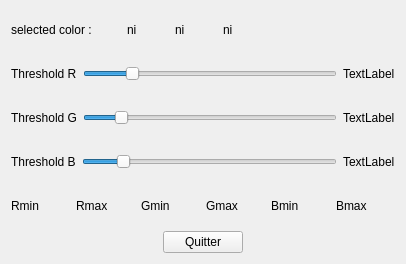
Above: mainwindow.ui from Ros1neo/IOGS_RV_TRACKING before the change. Below: the same form after it.
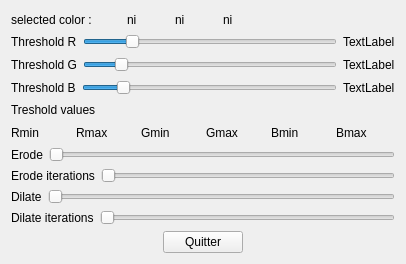
That is the form after the change.

Commit message: il ne reste plus qu'à optimiser erode et dilate ((morphology2.cpp) et enlever le mask de colortracking

```diff
--- a/mainwindow.ui
+++ b/mainwindow.ui
@@ -137,6 +137,13 @@
         </item>
        </layout>
       </item>
+      <item>
+       <widget class="QLabel" name="label_5">
+        <property name="text">
+         <string>Treshold values</string>
+        </property>
+       </widget>
+      </item>
       <item>
        <layout class="QHBoxLayout" name="horizontalLayout_7">
         <item>
@@ -183,6 +190,96 @@
         </item>
        </layout>
       </item>
+      <item>
+       <layout class="QHBoxLayout" name="horizontalLayout_9">
+        <item>
+         <widget class="QLabel" name="label_7">
+          <property name="text">
+           <string>Erode</string>
+          </property>
+         </widget>
+        </item>
+        <item>
+         <widget class="QSlider" name="erodeN">
+          <property name="minimum">
+           <number>1</number>
+          </property>
+          <property name="orientation">
+           <enum>Qt::Horizontal</enum>
+          </property>
+         </widget>
+        </item>
+       </layout>
+      </item>
+      <item>
+       <layout class="QHBoxLayout" name="horizontalLayout_8">
+        <item>
+         <widget class="QLabel" name="label_6">
+          <property name="text">
+           <string>Erode iterations</string>
+          </property>
+         </widget>
+        </item>
+        <item>
+         <widget class="QSlider" name="erodeIter">
+          <property name="minimum">
+           <number>1</number>
+          </property>
+          <property name="maximum">
+           <number>10</number>
+          </property>
+          <property name="orientation">
+           <enum>Qt::Horizontal</enum>
+          </property>
+         </widget>
+        </item>
+       </layout>
+      </item>
+      <item>
+       <layout class="QHBoxLayout" name="horizontalLayout_10">
+        <item>
+         <widget class="QLabel" name="label_8">
+          <property name="text">
+           <string>Dilate</string>
+          </property>
+         </widget>
+        </item>
+        <item>
+         <widget class="QSlider" name="dilateN">
+          <property name="minimum">
+           <number>1</number>
+          </property>
+          <property name="orientation">
+           <enum>Qt::Horizontal</enum>
+          </property>
+         </widget>
+        </item>
+       </layout>
+      </item>
+      <item>
+       <layout class="QHBoxLayout" name="horizontalLayout_11">
+        <item>
+         <widget class="QLabel" name="label_9">
+          <property name="text">
+           <string>Dilate iterations</string>
+          </property>
+         </widget>
+        </item>
+        <item>
+         <widget class="QSlider" name="dilateIter">
+          <property name="minimum">
+           <number>1</number>
+          </property>
+          <property name="maximum">
+           <number>10</number>
+          </property>
+          <property name="orientation">
+           <enum>Qt::Horizontal</enum>
+          </property>
+         </widget>
+        </item>
+       </layout>
+      </item>
      </layout>
     </item>
     <item>
```
The commit also changes 1 other file.
